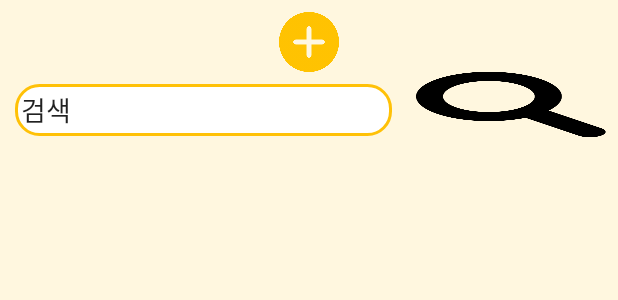
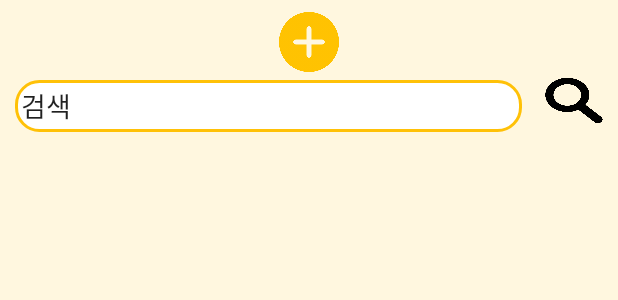
Before and after one commit to qmffld102/CookBaB, an Android app: the layout activity_refrigerator_main.xml on its own in the app's theme, with its tools: preview values and no code run, on a phone screen of 412 x 824 dp. Shown: the top 300 px of the screen. Run offline under Robolectric (Android 15) with nearby library versions, the phone set to English and light mode, and no system bars.

Commit message:
버튼 디자인 통일,마켓연결 페이지 디자인

```diff
--- a/app/src/main/res/layout/activity_refrigerator_main.xml
+++ b/app/src/main/res/layout/activity_refrigerator_main.xml
@@ -26,7 +26,7 @@
             android:id="@+id/search"
             android:layout_width="wrap_content"
             android:layout_height="wrap_content"
-            android:layout_weight="1"
+            android:layout_weight="5"
             android:layout_marginLeft="10dp"
             android:layout_marginRight="15dp"
             android:layout_marginTop="5dp"
@@ -38,10 +38,12 @@
 
         <Button
             android:id="@+id/srhbtn"
-            android:layout_width="89dp"
-            android:layout_height="43dp"
-            android:layout_marginRight="7dp"
-
+            android:layout_width="13dp"
+            android:layout_height="30dp"
+            android:layout_gravity="center"
+            android:layout_marginTop="7dp"
+            android:layout_marginRight="10dp"
+            android:layout_marginBottom="10dp"
             android:layout_weight="1"
             android:background="@drawable/search" />
     </LinearLayout>
--- a/app/src/main/res/values/colors.xml
+++ b/app/src/main/res/values/colors.xml
@@ -5,4 +5,5 @@
     <color name="colorAccent">#FFC107</color>
     <color name="colorText">#000000</color>
     <color name="colorDivide">#808080</color>
+    <color name="colortext">#FFFFFF</color>
 </resources>
```
Also changed, not shown: app/src/main/java/com/example/coookbab/RecipeIngredient.java (+31 -4 lines), app/src/main/res/layout/activity_ingredient_detail.xml (+8 -0 lines), app/src/main/res/layout/activity_recipe_ingredient.xml (+34 -2 lines).
